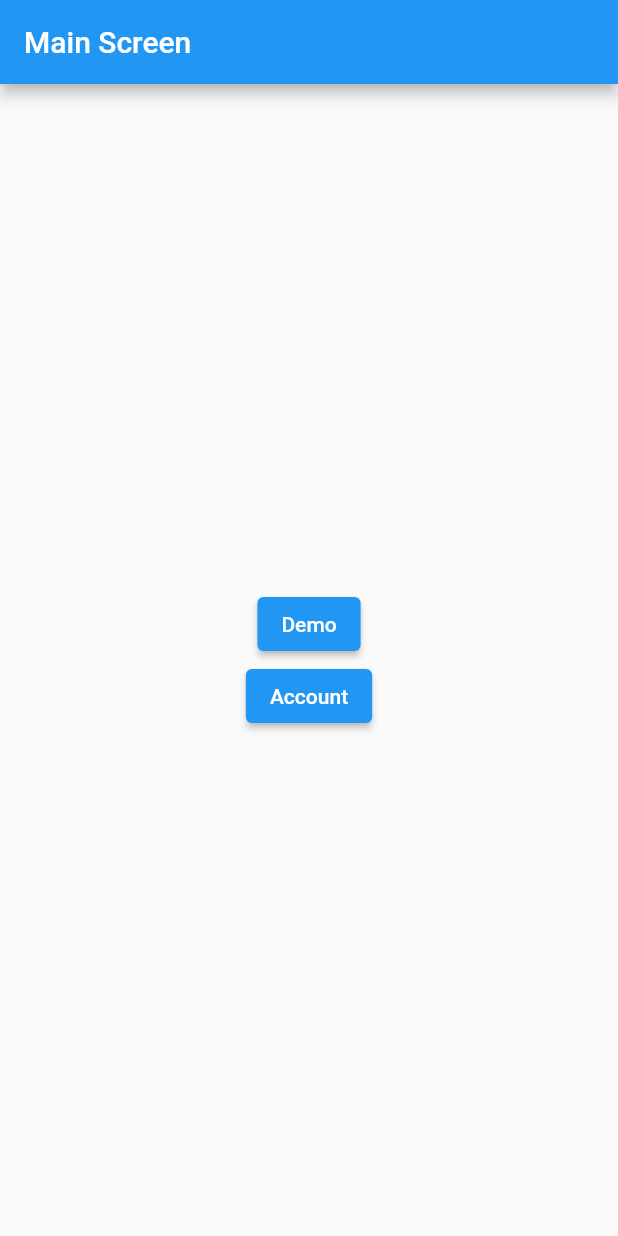
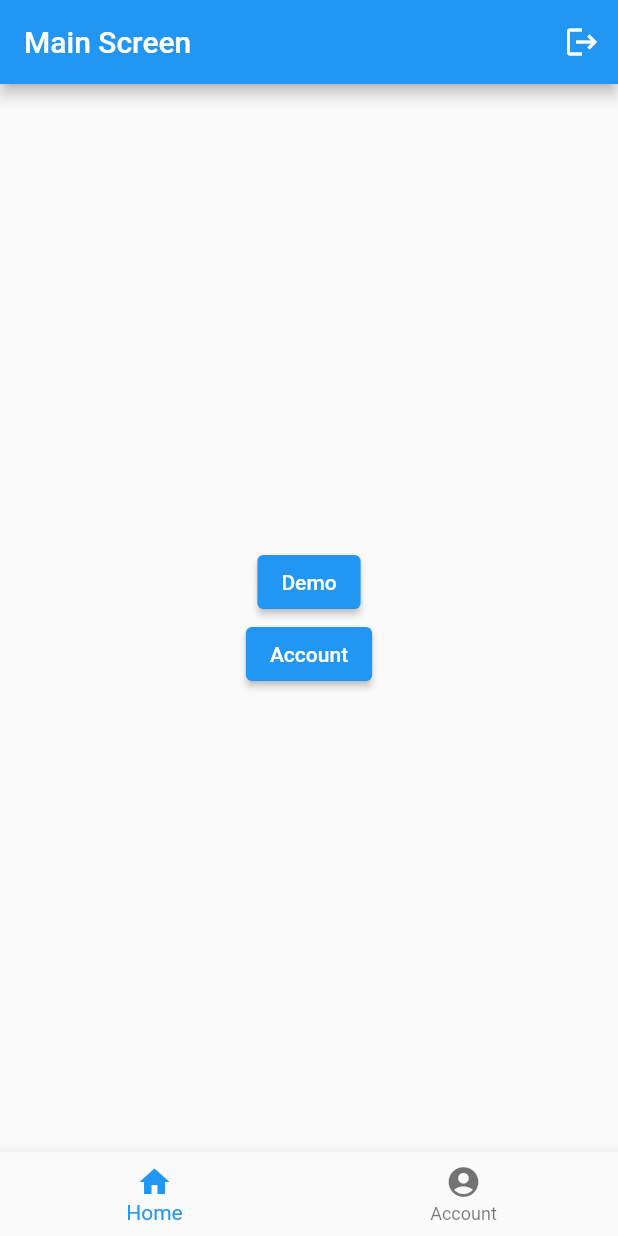
Before and after one commit to chornthorn/course_flutter_state_management, a Flutter app: the screen it shows after launch, after a tap on "Login", on a phone screen of 412 x 824 dp. Run offline on Flutter 3.47's test engine with Material 2 defaults, Android fonts, the phone set to English and light mode, and no system bars; our stand-ins replace shared_preferences.

```diff
--- a/lib/providers/auth_provider.dart
+++ b/lib/providers/auth_provider.dart
@@ -17,12 +17,14 @@ class AuthProvider with ChangeNotifier {
     notifyListeners();
   }
 
-  void login() {
+  void login() async {
+    await _sharedPreferences.setBool('isAuthenticated', true);
     _isAuthenticated = true;
     notifyListeners();
   }
 
-  void logout() {
+  void logout() async {
+    await _sharedPreferences.setBool('isAuthenticated', false);
     _isAuthenticated = false;
     notifyListeners();
   }
--- a/lib/screens/login_screen.dart
+++ b/lib/screens/login_screen.dart
@@ -29,6 +29,12 @@ class _LoginScreenState extends State<LoginScreen> {
   }
 
   @override
+  void dispose() {
+    _authProvider.removeListener(_authChanged);
+    super.dispose();
+  }
+
+  @override
   Widget build(BuildContext context) {
     return Scaffold(
       appBar: AppBar(
--- a/lib/screens/main_screen.dart
+++ b/lib/screens/main_screen.dart
@@ -1,4 +1,5 @@
 import 'package:flutter/material.dart';
+import 'package:flutter_state_mangement/providers/auth_provider.dart';
 import 'package:provider/provider.dart';
 
 import '../providers/app_config_provider.dart';
@@ -11,13 +12,46 @@ class MainScreen extends StatefulWidget {
 }
 
 class _MainScreenState extends State<MainScreen> {
+
+  late AuthProvider _authProvider;
+
+  var _currentIndex = 0;
+
+  @override
+  void initState() {
+    super.initState();
+    _authProvider = context.read<AuthProvider>();
+    _authProvider.addListener(_authChanged);
+  }
+
+  void _authChanged() {
+    if (!_authProvider.isAuthenticated) {
+      Navigator.pushReplacementNamed(context, "/login");
+    }
+  }
+
+  @override
+  void dispose() {
+    _authProvider.removeListener(_authChanged);
+    super.dispose();
+  }
+
   @override
   Widget build(BuildContext context) {
     return Scaffold(
       appBar: AppBar(
         title: Text('Main Screen'),
+        actions: [
+          // logout button
+          IconButton(
+            onPressed: () {
+              Provider.of<AuthProvider>(context, listen: false).logout();
+            },
+            icon: Icon(Icons.logout),
+          ),
+        ],
       ),
-      body: Center(
+      body: _currentIndex == 0 ? Center(
         child: Column(
           mainAxisAlignment: MainAxisAlignment.center,
           children: [
@@ -41,6 +75,26 @@ class _MainScreenState extends State<MainScreen> {
             ),
           ],
         ),
+      ) : Center(
+        child: Text('Account'),
+      ),
+      bottomNavigationBar: BottomNavigationBar(
+        currentIndex: _currentIndex,
+        items: [
+          BottomNavigationBarItem(
+            icon: Icon(Icons.home),
+            label: 'Home',
+          ),
+          BottomNavigationBarItem(
+            icon: Icon(Icons.account_circle),
+            label: 'Account',
+          ),
+        ],
+        onTap: (index) {
+          setState(() {
+            _currentIndex = index;
+          });
+        },
       ),
     );
   }
```
Also changed, not shown: 3 other files.
